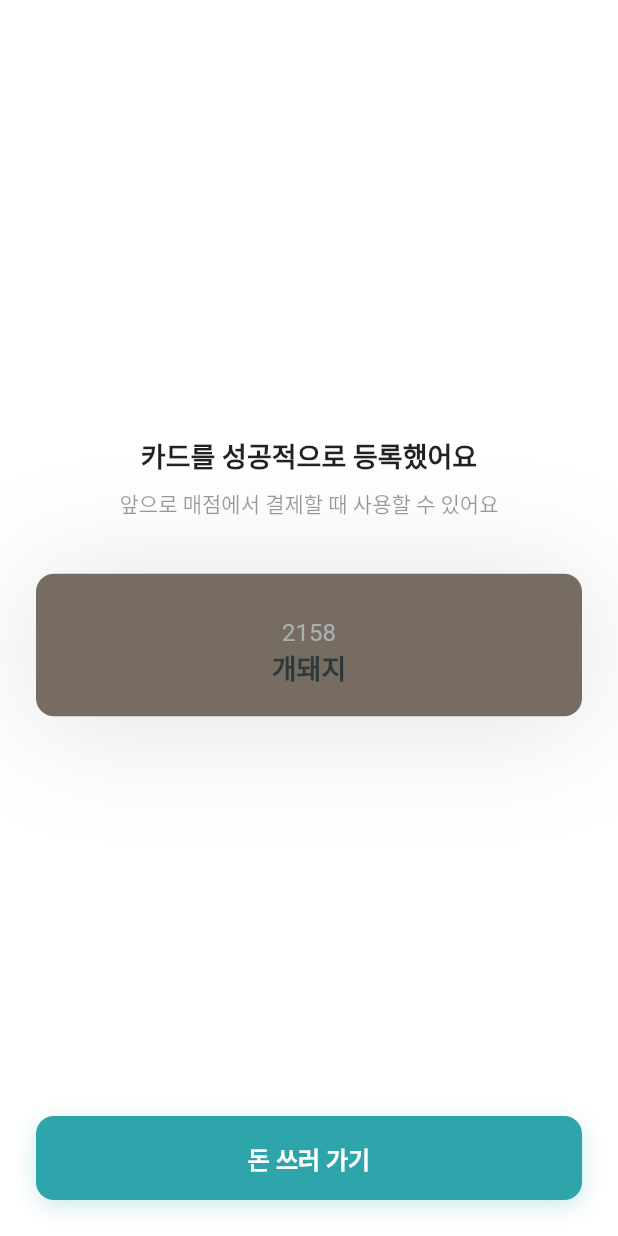
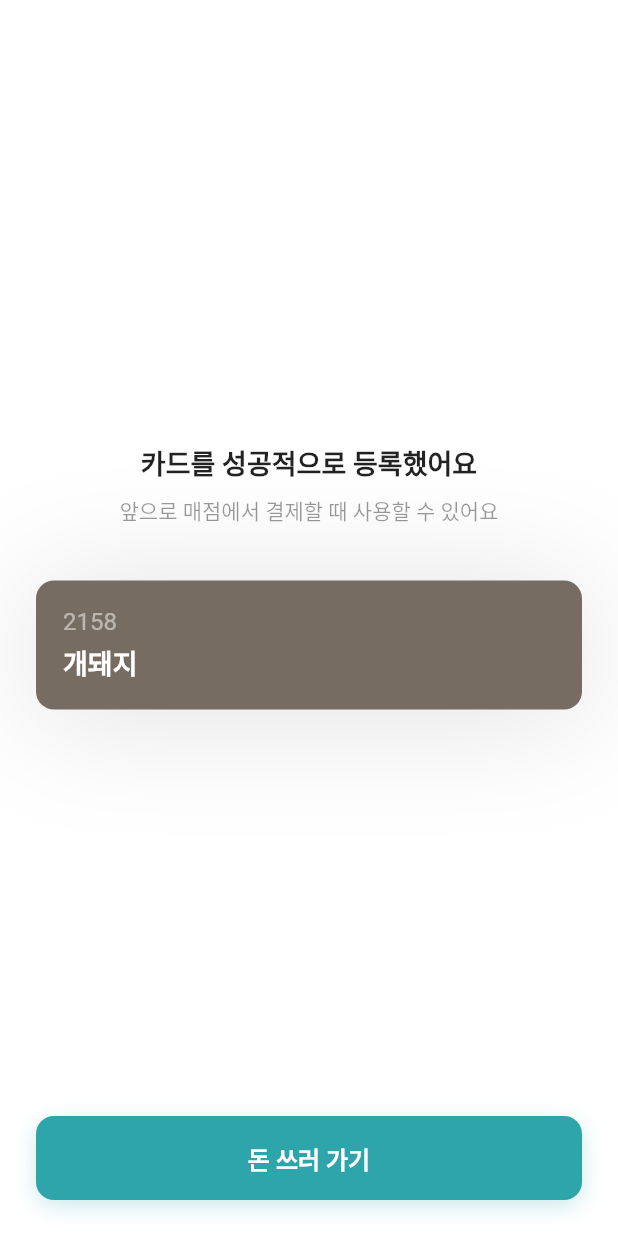
Before and after one commit to dimipay/dimipay_flutter, a Flutter app: the CardFinPage screen opened by its route, on a phone screen of 412 x 824 dp. Run offline on Flutter 3.47's test engine with Material 2 defaults, Android fonts, the phone set to English and light mode, and no system bars; our stand-ins replace flutter_svg, get; Roboto replaces fonts that are missing (Pretendard).

Commit message:
DPPaymentCard 수정

```diff
--- a/lib/app/widgets/payment.dart
+++ b/lib/app/widgets/payment.dart
@@ -5,23 +5,25 @@ class DPPaymentCard extends StatelessWidget {
   final Color color;
   final String cardName;
   final String cardNumber;
-  const DPPaymentCard({Key? key, required this.color, required this.cardName, required this.cardNumber}) : super(key: key);
+  final double? width;
+  const DPPaymentCard({Key? key, required this.color, required this.cardName, required this.cardNumber, this.width}) : super(key: key);
 
   @override
   Widget build(BuildContext context) {
     return Container(
-      width: double.infinity,
-      padding: const EdgeInsets.only(left: 20, right: 20, top: 30, bottom: 20),
+      width: width ?? double.infinity,
+      padding: const EdgeInsets.all(18),
       decoration: BoxDecoration(
         borderRadius: BorderRadius.circular(12),
         color: color,
         boxShadow: const [BoxShadow(color: Color.fromRGBO(0, 0, 0, 0.12), offset: Offset(0, 4), blurRadius: 72)],
       ),
       child: Column(
+        crossAxisAlignment: CrossAxisAlignment.start,
         children: [
-          Text(cardNumber, style: DPTextTheme.DESCRIPTION),
+          Text(cardNumber, style: const TextStyle(fontSize: 16, color: Color.fromRGBO(255, 255, 255, 0.5))),
           const SizedBox(height: 4),
-          Text(cardName, style: DPTextTheme.SECTION_HEADER),
+          Text(cardName, style: const TextStyle(fontSize: 18, color: Colors.white, fontWeight: FontWeight.bold)),
         ],
       ),
     );
```
